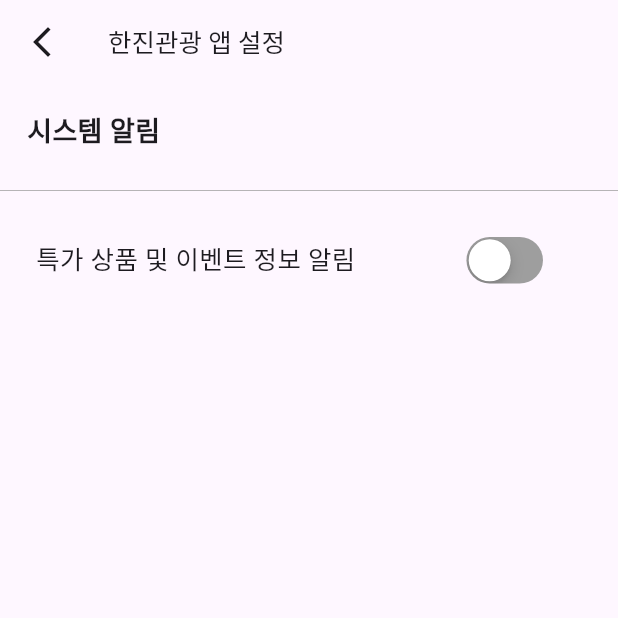
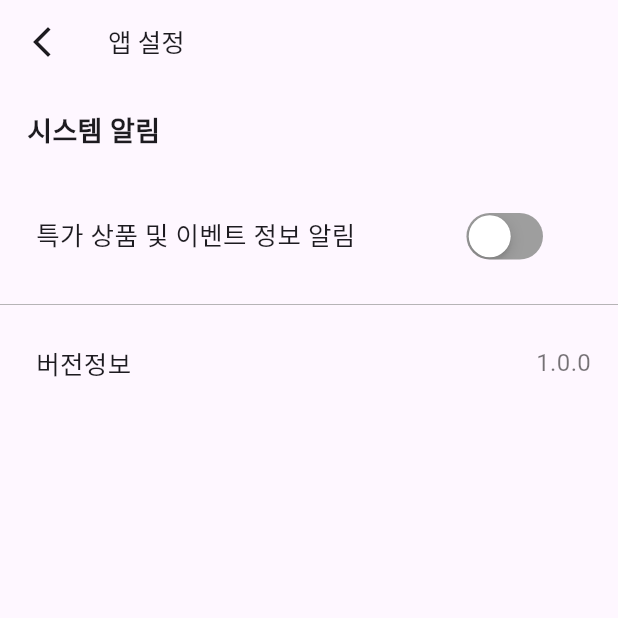
Before and after one commit to kaltour/Kaltour_Flutter, a Flutter app: the PermissionScreen screen opened directly with empty values, on a phone screen of 412 x 824 dp, the top half of it. Run offline on Flutter 3.47's test engine with Material 3 defaults, Android fonts, the phone set to English and light mode, and no system bars; our stand-ins replace cookie_jar, device_info_plus, dio, firebase_core, firebase_messaging, firebase_remote_config and 8 more; missing offline and left inert: app_version_update, dart:ffi, flutter_inappwebview, notifications, store_redirect, webview_cookie_manager; accounts and stored records are empty; network calls fail.

```diff
--- a/lib/Model/RealUrl.dart
+++ b/lib/Model/RealUrl.dart
@@ -1,4 +1,4 @@
-Uri myUrl = Uri.parse("https://qa-m.kaltour.com/");
+Uri myUrl = Uri.parse("https://m.kaltour.com/");
 //https://m.kaltour.com/
 
 //https://qa-m.kaltour.com/
--- a/lib/View/PermissionScreen.dart
+++ b/lib/View/PermissionScreen.dart
@@ -7,10 +7,15 @@ import 'dart:io' show Platform;
 import 'dart:io';
 import 'package:shared_preferences/shared_preferences.dart';
 import 'package:intl/intl.dart';
+import 'package:kaltour_flutter/Utilities/CheckAppVersion.dart';
+import 'package:package_info_plus/package_info_plus.dart';
+import 'package:firebase_remote_config/firebase_remote_config.dart';
+
 
 class PermissionScreen extends StatefulWidget {
   final bool adAllowPushValue;
   String notiPermissiontime;
+
   // final ValueChanged<bool> onValueChanged;
 
   PermissionScreen({
@@ -31,6 +36,7 @@ class _PermissionScreenState extends State<PermissionScreen> {
   bool _isNotificationEnabled = false;
   PermissionStatus _permissionStatus = PermissionStatus.denied;
   String? _token;
+  String appVersion = "loading";
 
   @override
   void initState() {
@@ -41,8 +47,20 @@ class _PermissionScreenState extends State<PermissionScreen> {
     // checkPermissionStatus();
     _loadSwitchValue();
 
-    print("광고성 수신 = $_adAllowPush");
+    print("광고성 수신 허용 값 (Bool) = $_adAllowPush");
+    print("토큰 = $_token");
+    checkAppVersion();
+    loadAppVersion();
+
   }
+
+  Future<void> loadAppVersion() async {
+    String version = await checkAppVersion();  // 비동기 함수의 결과를 기다림
+    setState(() {
+      appVersion = version;
+    });
+  }
+
 
   void _getToken() async {
     FirebaseMessaging messaging = FirebaseMessaging.instance;
@@ -131,8 +149,7 @@ class _PermissionScreenState extends State<PermissionScreen> {
   void _showAlert(BuildContext context) {
     showCupertinoDialog(
         context: context,
-        builder: (context) =>
-            CupertinoAlertDialog(
+        builder: (context) => CupertinoAlertDialog(
               // title: Text("한진관광",
               //   style: TextStyle(
               //     color: Colors.blue
@@ -140,10 +157,7 @@ class _PermissionScreenState extends State<PermissionScreen> {
               // ),
 
               content: Text(
-                  "이벤트 및 마케팅 정보 수신에 \n ${_adAllowPush
-                      ? "동의"
-                      : "거부"}하였습니다. ${currentDateTime.year}년 ${currentDateTime
-                      .month}월 ${currentDateTime.day}일"),
+                  "이벤트 및 마케팅 정보 수신에 \n ${_adAllowPush ? "동의" : "거부"}하였습니다. ${currentDateTime.year}년 ${currentDateTime.month}월 ${currentDateTime.day}일"),
               actions: <Widget>[
                 CupertinoDialogAction(
                   child: Text(
@@ -201,7 +215,7 @@ class _PermissionScreenState extends State<PermissionScreen> {
     return Scaffold(
       appBar: AppBar(
         title: Text(
-          '한진관광 앱 설정',
+          '앱 설정',
           style: TextStyle(
             fontFamily: 'Roboto',
             fontSize: 17,
@@ -224,8 +238,8 @@ class _PermissionScreenState extends State<PermissionScreen> {
                     ? '시스템 알림'
                     : '시스템 알림',
                 style: TextStyle(fontSize: 18.0, fontWeight: FontWeight.w600
-                  // fontWeight: FontWeight.w400
-                ),
+                    // fontWeight: FontWeight.w400
+                    ),
               ),
               Spacer(),
               Visibility(
@@ -250,12 +264,12 @@ class _PermissionScreenState extends State<PermissionScreen> {
             ],
           ),
         ),
-        Container(
-          child: Divider(
-            color: Colors.grey,
-            thickness: 0.5,
-          ),
-        ),
+        // Container(
+        //   child: Divider(
+        //     color: Colors.grey,
+        //     thickness: 0.5,
+        //   ),
+        // ),
         Container(
           padding: EdgeInsets.only(left: 24, right: 18, top: 19, bottom: 18),
           child: Row(
@@ -311,6 +325,32 @@ class _PermissionScreenState extends State<PermissionScreen> {
             ],
           ),
         ),
+        Container(
+          child: Divider(
+            color: Colors.grey,
+            thickness: 0.5,
+          ),
+        ),
+        Container(
+          padding: EdgeInsets.only(left: 24, right: 18, top: 19, bottom: 18),
+          alignment: Alignment.centerLeft,
+          child: Row(
+            children: [
+              Text("버전정보",
+                style: TextStyle(
+                  fontSize: 17.0
+                ),
+              ),
+              Spacer(),
+              Text("$appVersion",
+                style: TextStyle(
+                  fontSize: 16.0,
+                  color: Colors.black54
+                ),
+              )
+            ],
+          )
+        )
       ]),
     );
   }
--- a/lib/View/PushedWebView.dart
+++ b/lib/View/PushedWebView.dart
@@ -118,7 +118,7 @@ class _PushedWebViewState extends State<PushedWebView> {
                   print("onWebViewCreated");
 
                   await CookieManager.instance().setCookie(
-                    url: Uri.parse("https://qa-m.kaltour.com/"),
+                    url: Uri.parse("https://m.kaltour.com/"),
                     name: "appCookie",
                     value: "isApp",
                     domain: ".kaltour.com",
--- a/lib/View/WebBridgeView.dart
+++ b/lib/View/WebBridgeView.dart
@@ -6,6 +6,10 @@ import 'package:webview_flutter/webview_flutter.dart';
 import '../main.dart';
 import 'package:intl/intl.dart';
 import 'package:permission_handler/permission_handler.dart';
+
+
+// ## NOT USED
+
 
 class WebBridgeView extends StatefulWidget {
   late final bool data;
```
Also changed, not shown: lib/Utilities/CheckAppVersion.dart (added, +29 -0 lines), lib/View/MainWebView.dart (+12 -16 lines), pubspec.lock, 3 other files.
